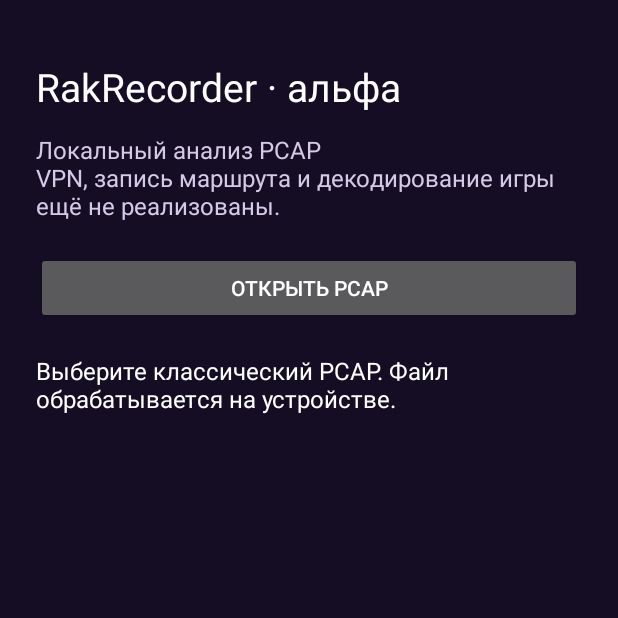
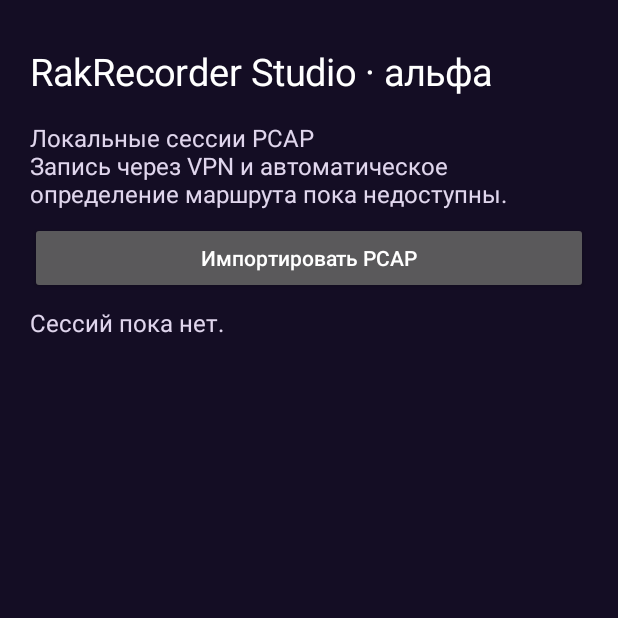
Before and after one commit to creepyside11/rakrecorder, an Android app: the screen it shows after launch (MainActivity), on a phone screen of 412 x 824 dp, the top half of it. Run offline under Robolectric (Android 15) with nearby library versions, the phone set to English and light mode, and no system bars.

Commit message:
Add local PCAP sessions markers and ZIP export

```diff
--- a/app/src/main/java/dev/rakrecorder/MainActivity.java
+++ b/app/src/main/java/dev/rakrecorder/MainActivity.java
@@ -1,29 +1,35 @@
 package dev.rakrecorder;
 
-import android.app.Activity;
-import android.content.Intent;
+import android.app.*;
+import android.content.*;
 import android.graphics.Color;
+import android.net.Uri;
 import android.os.Bundle;
-import android.view.Gravity;
+import android.text.InputType;
+import android.view.*;
 import android.widget.*;
-import java.io.InputStream;
+import org.json.*;
+import java.io.*;
 import java.time.Instant;
-import java.util.concurrent.Executors;
+import java.util.*;
+import java.util.concurrent.*;
 
 public class MainActivity extends Activity {
-    private TextView output; private Button open;
-    @Override public void onCreate(Bundle state) {
-        super.onCreate(state);
-        LinearLayout root = new LinearLayout(this); root.setOrientation(LinearLayout.VERTICAL); root.setPadding(36,60,36,30); root.setBackgroundColor(Color.rgb(20,13,36));
-        TextView title=new TextView(this); title.setText("RakRecorder · альфа"); title.setTextColor(Color.WHITE); title.setTextSize(26); root.addView(title);
-        TextView subtitle=new TextView(this); subtitle.setText("Локальный анализ PCAP\nVPN, запись маршрута и декодирование игры ещё не реализованы."); subtitle.setTextSize(16); subtitle.setTextColor(0xffd5c9e8); subtitle.setPadding(0,20,0,30); root.addView(subtitle);
-        open=new Button(this); open.setText("Открыть PCAP"); root.addView(open); open.setOnClickListener(v->{Intent i=new Intent(Intent.ACTION_OPEN_DOCUMENT); i.addCategory(Intent.CATEGORY_OPENABLE); i.setType("*/*"); startActivityForResult(i,1);});
-        output=new TextView(this); output.setTextColor(Color.WHITE); output.setTextSize(16); output.setPadding(0,30,0,0); output.setText("Выберите классический PCAP. Файл обрабатывается на устройстве."); ScrollView scroll=new ScrollView(this); scroll.addView(output); root.addView(scroll); setContentView(root);
-    }
-    @Override protected void onActivityResult(int request, int result, Intent data) {
-        super.onActivityResult(request,result,data); if(request!=1 || result!=RESULT_OK || data==null || data.getData()==null)return;
-        open.setEnabled(false); output.setText("Анализ файла…");
-        Executors.newSingleThreadExecutor().execute(()->{String text; try(InputStream in=getContentResolver().openInputStream(data.getData())) { if(in==null) throw new Exception("Не удалось открыть файл"); PcapReader.Result r=PcapReader.analyze(in); text="Пакетов: "+r.packets+"\nUDP: "+r.udp+"\nTCP: "+r.tcp+"\nДругие / нераспознанные: "+r.other+"\nUDP с портом 5125: "+r.udp5125+"\nUDP с портом 5127: "+r.udp5127+"\nПервый пакет: "+format(r.firstMicros)+"\nПоследний пакет: "+format(r.lastMicros)+"\n\nXYZ и игровые события: не определены. Порты сами по себе не доказывают принадлежность к игре."; } catch(Exception e) {text="Ошибка импорта: "+e.getMessage();} final String resultText=text; runOnUiThread(()->{output.setText(resultText);open.setEnabled(true);});});
-    }
-    private String format(long t) {return t<0 ? "нет" : Instant.ofEpochSecond(t/1000000,(t%1000000)*1000).toString();}
+    private static final int PICK=1, SAVE=2;
+    private final ExecutorService io=Executors.newSingleThreadExecutor();
+    private SessionStore store; private LinearLayout body; private String selected; private boolean exportRaw;
+    @Override public void onCreate(Bundle state) {super.onCreate(state);store=new SessionStore(this);if(state!=null)selected=state.getString("selected");showHome();}
+    @Override protected void onSaveInstanceState(Bundle state){state.putString("selected",selected);super.onSaveInstanceState(state);}
+    @Override protected void onDestroy(){io.shutdown();super.onDestroy();}
+    private TextView text(String value,int size,int color){TextView t=new TextView(this);t.setText(value);t.setTextColor(color);t.setTextSize(size);t.setPadding(0,12,0,12);return t;}
+    private void frame(String title) {LinearLayout root=new LinearLayout(this);root.setOrientation(1);root.setPadding(30,34,30,20);root.setBackgroundColor(0xff140d24);root.addView(text(title,25,Color.WHITE));ScrollView scroll=new ScrollView(this);body=new LinearLayout(this);body.setOrientation(1);scroll.addView(body);root.addView(scroll);setContentView(root);}
+    private void label(String s){body.addView(text(s,16,0xffe0d6ed));}
+    private void button(String title,Runnable action){Button b=new Button(this);b.setText(title);b.setAllCaps(false);body.addView(b);b.setOnClickListener(v->action.run());}
+    private void error(Exception e){new AlertDialog.Builder(this).setTitle("Ошибка").setMessage(e.getMessage()==null?e.toString():e.getMessage()).setPositiveButton("OK",null).show();}
+    private void showHome(){frame("RakRecorder Studio · альфа");label("Локальные сессии PCAP\nЗапись через VPN и автоматическое определение маршрута пока недоступны.");button("Импортировать PCAP",()->{Intent i=new Intent(Intent.ACTION_OPEN_DOCUMENT).addCategory(Intent.CATEGORY_OPENABLE).setType("*/*");startActivityForResult(i,PICK);});List<JSONObject> sessions=store.list();if(sessions.isEmpty())label("Сессий пока нет.");for(JSONObject s:sessions){String id=s.optString("session_id");button("Сессия "+s.optString("created_utc")+" · пакетов: "+s.optLong("packets"),()->{selected=id;showSession();});}}
+    private void showSession(){try {JSONObject s=store.read(selected);frame("Сессия");button("← Все сессии",this::showHome);label("Импорт: "+s.optString("created_utc")+"\nПакетов: "+s.getLong("packets")+"\nUDP: "+s.getLong("udp")+" · TCP: "+s.getLong("tcp")+"\nUDP порт 5125: "+s.getLong("udp_5125")+" · порт 5127: "+s.getLong("udp_5127")+"\nПервый пакет: "+format(s.getLong("first_us"))+"\nПоследний пакет: "+format(s.getLong("last_us"))+"\n\nXYZ и игровые события не декодированы. Порт сам по себе не подтверждает принадлежность к игре.");button("Добавить ручную отметку",this::markerDialog);JSONArray m=s.getJSONArray("markers");label("Отметки: "+m.length());for(int i=0;i<m.length();i++){JSONObject x=m.getJSONObject(i);label((i+1)+". "+x.getString("type")+" · "+x.getLong("time_ms")+" мс\n"+x.optString("note")+"\nКоординаты: неизвестно");}if(m.length()>0)button("Отменить последнюю отметку",()->{try{JSONObject q=store.read(selected);JSONArray a=q.getJSONArray("markers");a.remove(a.length()-1);store.write(selected,q);showSession();}catch(Exception e){error(e);}});button("Экспортировать ZIP",this::exportDialog);button("Удалить сессию",()->new AlertDialog.Builder(this).setTitle("Удалить сессию?").setMessage("Локальная копия PCAP и отметки будут удалены.").setNegativeButton("Отмена",null).setPositiveButton("Удалить",(d,w)->{try{store.delete(selected);selected=null;showHome();}catch(Exception e){error(e);}}).show());}catch(Exception e){selected=null;error(e);showHome();}}
+    private void markerDialog(){LinearLayout form=new LinearLayout(this);form.setOrientation(1);form.setPadding(25,10,25,0);Spinner type=new Spinner(this);String[] types={"Точка","Начало мини-игры","Конец мини-игры","Событие","Комментарий"};type.setAdapter(new ArrayAdapter<>(this,android.R.layout.simple_spinner_dropdown_item,types));form.addView(type);EditText seconds=new EditText(this);seconds.setHint("Секунды от первого пакета");seconds.setInputType(InputType.TYPE_CLASS_NUMBER|InputType.TYPE_NUMBER_FLAG_DECIMAL);form.addView(seconds);EditText note=new EditText(this);note.setHint("Комментарий (необязательно)");form.addView(note);AlertDialog dialog=new AlertDialog.Builder(this).setTitle("Ручная отметка").setView(form).setNegativeButton("Отмена",null).setPositiveButton("Сохранить",null).create();dialog.setOnShowListener(v->dialog.getButton(AlertDialog.BUTTON_POSITIVE).setOnClickListener(w->{try{double sec=Double.parseDouble(seconds.getText().toString());if(!Double.isFinite(sec)||sec<0||sec>Long.MAX_VALUE/1000d)throw new IllegalArgumentException("Укажите корректное время");store.addMarker(selected,types[type.getSelectedItemPosition()],note.getText().toString(),(long)(sec*1000));dialog.dismiss();showSession();}catch(Exception e){error(e);}}));dialog.show();}
+    private void exportDialog(){CheckBox raw=new CheckBox(this);raw.setText("Включить исходный PCAP (может содержать чувствительные данные)");new AlertDialog.Builder(this).setTitle("Экспорт сессии").setMessage("Архив содержит отметки и диагностику. Координаты не определены.").setView(raw).setNegativeButton("Отмена",null).setPositiveButton("Выбрать файл",(d,w)->{exportRaw=raw.isChecked();Intent i=new Intent(Intent.ACTION_CREATE_DOCUMENT).addCategory(Intent.CATEGORY_OPENABLE).setType("application/zip").putExtra(Intent.EXTRA_TITLE,"RakRecorder-"+selected.substring(0,8)+".zip");startActivityForResult(i,SAVE);}).show();}
+    @Override protected void onActivityResult(int request,int result,Intent data){super.onActivityResult(request,result,data);if(result!=RESULT_OK||data==null||data.getData()==null)return;Uri uri=data.getData();if(request==PICK){frame("Импорт…");label("Не закрывайте приложение во время обработки.");io.execute(()->{try(InputStream in=getContentResolver().openInputStream(uri)){if(in==null)throw new IOException("Не удалось открыть файл");String id=store.importPcap(in);runOnUiThread(()->{selected=id;showSession();});}catch(Exception e){runOnUiThread(()->{showHome();error(e);});}});}else if(request==SAVE){String id=selected;boolean raw=exportRaw;io.execute(()->{try(OutputStream out=getContentResolver().openOutputStream(uri,"w")){if(out==null)throw new IOException("Не удалось открыть файл для записи");store.export(id,raw,out);runOnUiThread(()->Toast.makeText(this,"ZIP сохранён",Toast.LENGTH_LONG).show());}catch(Exception e){runOnUiThread(()->error(e));}});}}
+    private String format(long t){return t<0?"нет":Instant.ofEpochSecond(t/1000000,(t%1000000)*1000).toString();}
 }
```
Also changed, not shown: app/src/main/java/dev/rakrecorder/SessionStore.java (added, +47 -0 lines), 1 other file.
